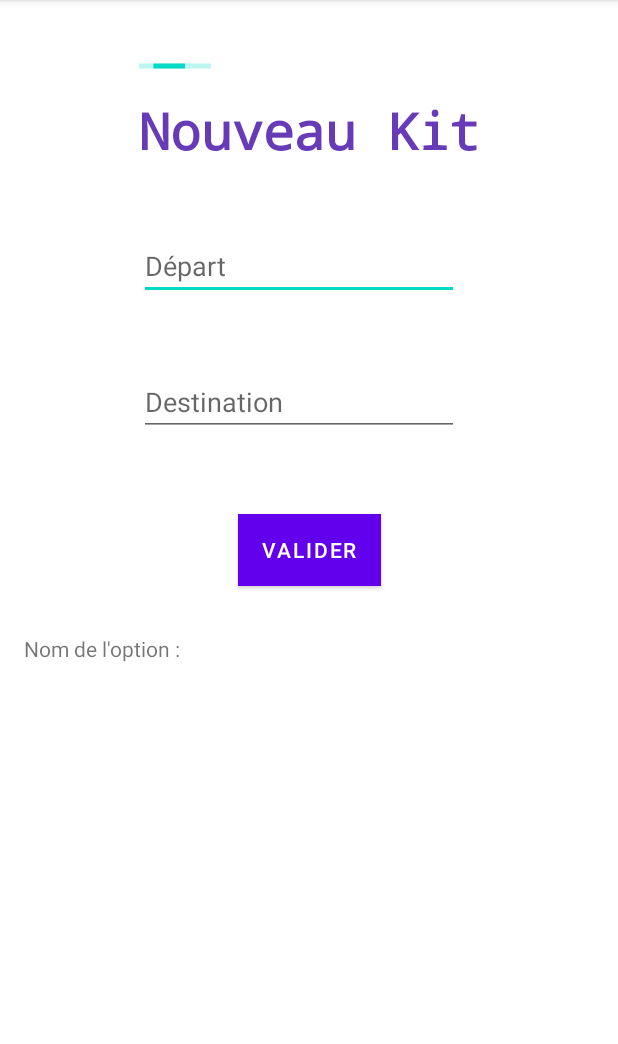
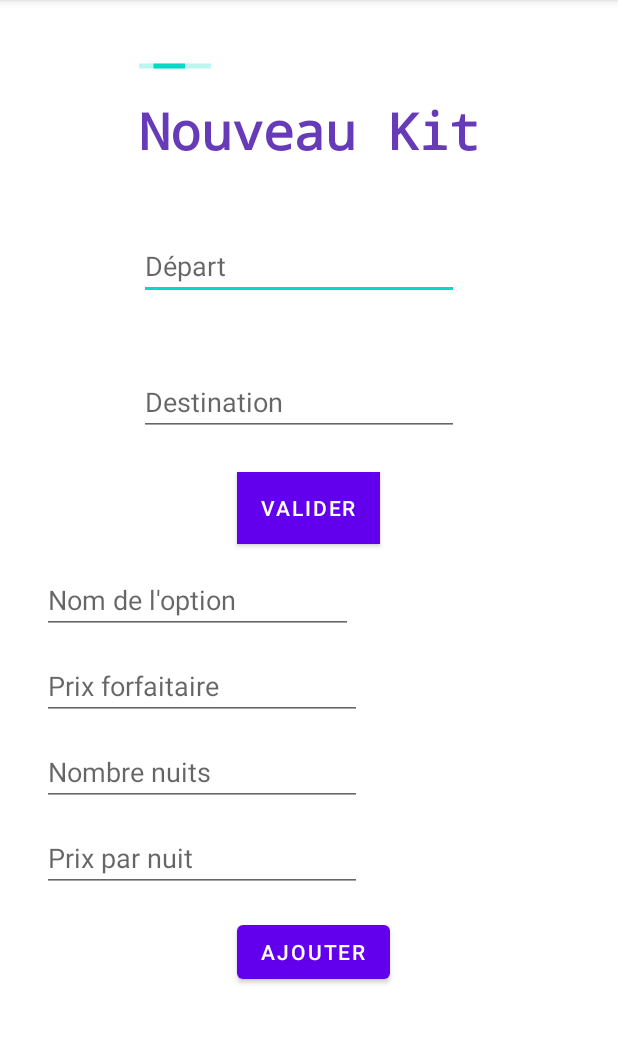
Before and after one commit to Whitos/VoyageAndroid, an Android app: the screen it shows after launch (MainActivity), on a phone screen of 412 x 824 dp, the part 84-1128 px from its top. Run offline under Robolectric (Android 15) with nearby library versions, the phone set to English and light mode, and no system bars.

Commit message:
add ajouterOption

```diff
--- a/app/src/main/java/com/example/voyage/MainActivity.java
+++ b/app/src/main/java/com/example/voyage/MainActivity.java
@@ -17,7 +17,13 @@ public class MainActivity extends AppCompatActivity {
 
     EditText editTextDepart;
     EditText editTextDestination;
+    EditText editTextNomOption;
+    EditText editTextPrixForfaitaire;
+    EditText editTextNombreNuits;
+    EditText editTextPrixNuit;
+
     Button buttonCreerKit;
+    Button buttonAjouterOptions;
 
     KitVoyage kitVoyage;
 
@@ -30,6 +36,12 @@ public class MainActivity extends AppCompatActivity {
         buttonCreerKit = findViewById(R.id.buttonValiderKit);
         editTextDepart = findViewById(R.id.editTextDepart);
         editTextDestination = findViewById(R.id.editTextDestination);
+        editTextNomOption = findViewById(R.id.editTextNomOption);
+        editTextPrixForfaitaire = findViewById(R.id.editTextPrixForfaitaire);
+        editTextNombreNuits = findViewById(R.id.editTextNombreNuits);
+        editTextPrixNuit = findViewById(R.id.editTextPrixParNuit);
+        buttonAjouterOptions = findViewById(R.id.buttonAjouterOption);
+
 
         buttonCreerKit.setOnClickListener(new View.OnClickListener() {
             @Override
@@ -42,6 +54,22 @@ public class MainActivity extends AppCompatActivity {
             }
         });
 
+        buttonAjouterOptions.setOnClickListener(new View.OnClickListener() {
+            @Override
+            public void onClick(View view) {
+                String nomOption = editTextNomOption.getText().toString();
+                double prixForfaitaire = Double.parseDouble(editTextPrixForfaitaire.getText().toString());
+                int nombreNuits = Integer.parseInt(editTextNombreNuits.getText().toString());
+                double prixNuit = Double.parseDouble(editTextPrixNuit.getText().toString());
+                Sejour sejour = new Sejour(nomOption, prixForfaitaire, nombreNuits, prixNuit);
+                kitVoyage.ajouterOption(sejour);
+                Log.i("kit", kitVoyage.toString());
+                Toast.makeText(MainActivity.this, kitVoyage.toString(), Toast.LENGTH_LONG).show();
+            }
+        });
+
+
+
 
 //    KitVoyage kit = new KitVoyage("Marseille","Istanbul");
 //    Sejour sejour = new Sejour("Hotel 4* a Istanbul", 40, 5, 100);
--- a/app/src/main/res/layout/activity_main.xml
+++ b/app/src/main/res/layout/activity_main.xml
@@ -48,12 +48,13 @@
         android:id="@+id/buttonValiderKit"
         android:layout_width="wrap_content"
         android:layout_height="wrap_content"
-        android:layout_marginTop="52dp"
+        android:layout_marginTop="24dp"
         android:background="#FBFBFB"
         android:backgroundTint="#FFFFFF"
         android:text="@string/main_valider"
         android:textColor="#FFFFFF"
         app:layout_constraintEnd_toEndOf="parent"
+        app:layout_constraintHorizontal_bias="0.498"
         app:layout_constraintStart_toStartOf="parent"
         app:layout_constraintTop_toBottomOf="@+id/editTextDestination"
         app:rippleColor="#B62121" />
@@ -69,15 +70,61 @@
         app:layout_constraintStart_toStartOf="@+id/textViewTitle"
         app:layout_constraintTop_toTopOf="parent" />
 
-    <TextView
-        android:id="@+id/textViewNomOption"
-        android:layout_width="wrap_content"
-        android:layout_height="wrap_content"
-        android:layout_marginStart="16dp"
-        android:layout_marginTop="32dp"
-        android:text="Nom de l'option :"
+    <EditText
+        android:id="@+id/editTextNomOption"
+        android:layout_width="207dp"
+        android:layout_height="44dp"
+        android:layout_marginStart="28dp"
+        android:layout_marginTop="16dp"
+        android:ems="10"
+        android:hint="@string/main_nom_option"
+        android:inputType="text"
         app:layout_constraintStart_toStartOf="parent"
         app:layout_constraintTop_toBottomOf="@+id/buttonValiderKit" />
 
+    <EditText
+        android:id="@+id/editTextPrixForfaitaire"
+        android:layout_width="wrap_content"
+        android:layout_height="wrap_content"
+        android:layout_marginTop="12dp"
+        android:ems="10"
+        android:hint="@string/main_prix_forfaitaire"
+        android:inputType="text"
+        app:layout_constraintStart_toStartOf="@+id/editTextNomOption"
+        app:layout_constraintTop_toBottomOf="@+id/editTextNomOption" />
+
+    <EditText
+        android:id="@+id/editTextNombreNuits"
+        android:layout_width="wrap_content"
+        android:layout_height="wrap_content"
+        android:layout_marginTop="12dp"
+        android:ems="10"
+        android:hint="@string/main_nb_nuits"
+        android:inputType="text"
+        app:layout_constraintStart_toStartOf="@+id/editTextPrixForfaitaire"
+        app:layout_constraintTop_toBottomOf="@+id/editTextPrixForfaitaire" />
+
+    <EditText
+        android:id="@+id/editTextPrixParNuit"
+        android:layout_width="wrap_content"
+        android:layout_height="wrap_content"
+        android:layout_marginTop="12dp"
+        android:ems="10"
+        android:hint="@string/main_prix_nuit"
+        android:inputType="text"
+        app:layout_constraintStart_toStartOf="@+id/editTextNombreNuits"
+        app:layout_constraintTop_toBottomOf="@+id/editTextNombreNuits" />
+
+    <Button
+        android:id="@+id/buttonAjouterOption"
+        android:layout_width="wrap_content"
+        android:layout_height="wrap_content"
+        android:layout_marginTop="16dp"
+        android:text="@string/main_ajouter"
+        app:layout_constraintEnd_toEndOf="parent"
+        app:layout_constraintHorizontal_bias="0.51"
+        app:layout_constraintStart_toStartOf="parent"
+        app:layout_constraintTop_toBottomOf="@+id/editTextPrixParNuit" />
+
 
 </androidx.constraintlayout.widget.ConstraintLayout>
--- a/app/src/main/res/values/strings.xml
+++ b/app/src/main/res/values/strings.xml
@@ -6,4 +6,8 @@
     <string name="main_valider">Valider</string>
     <string name="main_progress">Chargement...</string>
     <string name="main_nom_option">Nom de l\'option</string>
+    <string name="main_prix_forfaitaire">Prix forfaitaire</string>
+    <string name="main_nb_nuits">Nombre nuits</string>
+    <string name="main_prix_nuit">Prix par nuit</string>
+    <string name="main_ajouter">Ajouter</string>
 </resources>
```
